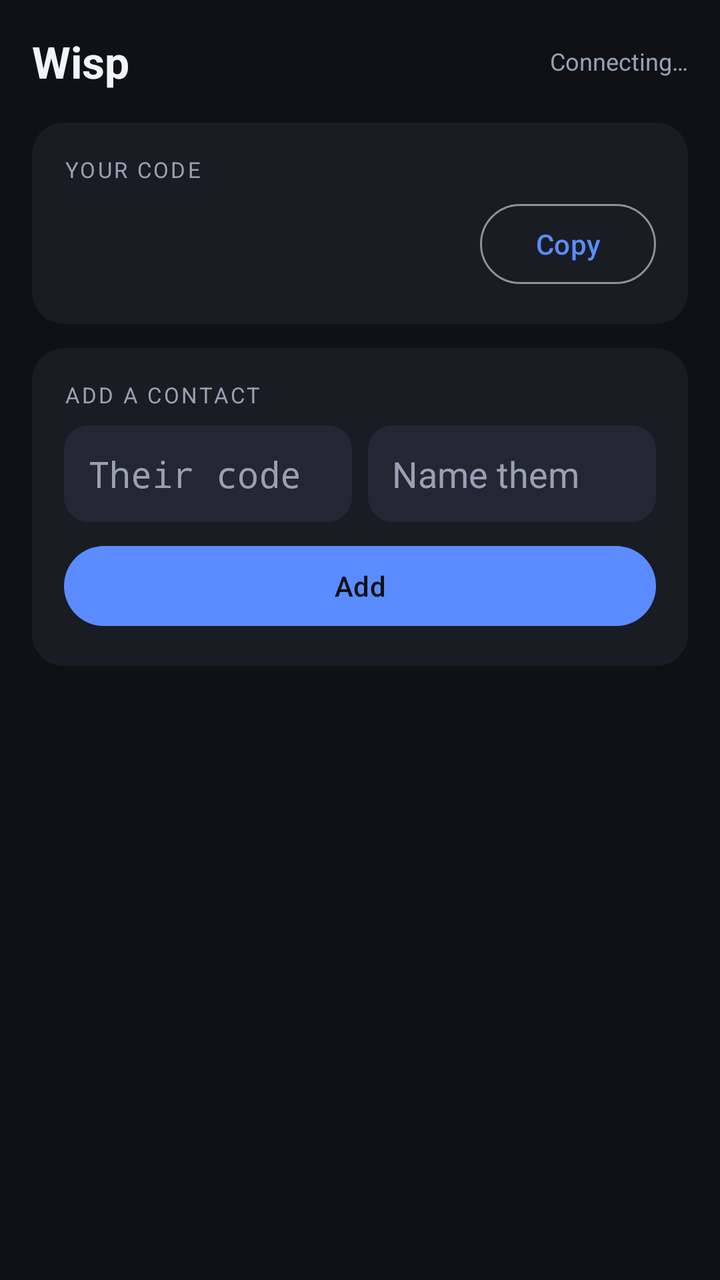
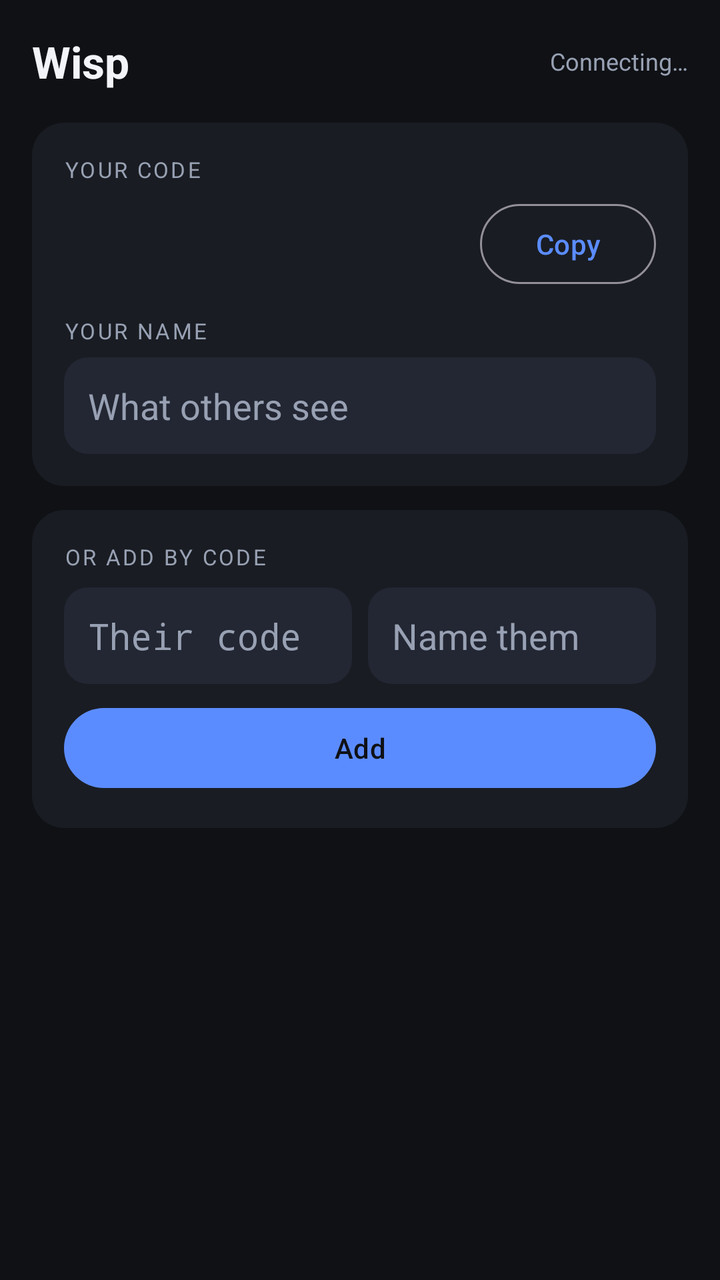

The first picture is an Android layout as it rendered before a commit; the second is the same layout after the commit. The layout source and the unified diff follow.
<!-- AndroidManifest.xml: application theme Theme.Wisp -->
<!-- res/layout/activity_main.xml -->
<?xml version="1.0" encoding="utf-8"?>
<LinearLayout xmlns:android="http://schemas.android.com/apk/res/android"
    android:layout_width="match_parent"
    android:layout_height="match_parent"
    android:orientation="vertical"
    android:background="@color/wisp_bg"
    android:fitsSystemWindows="true"
    android:padding="16dp">

    <LinearLayout
        android:layout_width="match_parent"
        android:layout_height="wrap_content"
        android:orientation="horizontal"
        android:gravity="center_vertical">

        <TextView
            android:layout_width="0dp"
            android:layout_height="wrap_content"
            android:layout_weight="1"
            android:text="@string/app_name"
            android:textColor="@color/wisp_text"
            android:textSize="22sp"
            android:textStyle="bold" />

        <TextView
            android:id="@+id/connectionStatus"
            android:layout_width="wrap_content"
            android:layout_height="wrap_content"
            android:text="@string/status_connecting"
            android:textColor="@color/wisp_text_dim"
            android:textSize="12sp" />
    </LinearLayout>

    <LinearLayout
        android:layout_width="match_parent"
        android:layout_height="wrap_content"
        android:layout_marginTop="16dp"
        android:background="@drawable/bg_card"
        android:orientation="vertical"
        android:padding="16dp">

        <TextView
            android:layout_width="wrap_content"
            android:layout_height="wrap_content"
            android:text="@string/my_code_label"
            android:textAllCaps="true"
            android:textColor="@color/wisp_text_dim"
            android:textSize="11sp"
            android:letterSpacing="0.1" />

        <LinearLayout
            android:layout_width="match_parent"
            android:layout_height="wrap_content"
            android:layout_marginTop="6dp"
            android:gravity="center_vertical"
            android:orientation="horizontal">

            <TextView
                android:id="@+id/myCode"
                android:layout_width="0dp"
                android:layout_height="wrap_content"
                android:layout_weight="1"
                android:fontFamily="monospace"
                android:letterSpacing="0.18"
                android:textColor="@color/wisp_text"
                android:textSize="28sp"
                android:textStyle="bold" />

            <Button
                android:id="@+id/copyCode"
                style="?attr/materialButtonOutlinedStyle"
                android:layout_width="wrap_content"
                android:layout_height="wrap_content"
                android:text="@string/copy" />
        </LinearLayout>
    </LinearLayout>

    <LinearLayout
        android:layout_width="match_parent"
        android:layout_height="wrap_content"
        android:layout_marginTop="12dp"
        android:background="@drawable/bg_card"
        android:orientation="vertical"
        android:padding="16dp">

        <TextView
            android:layout_width="wrap_content"
            android:layout_height="wrap_content"
            android:text="@string/add_contact_label"
            android:textAllCaps="true"
            android:textColor="@color/wisp_text_dim"
            android:textSize="11sp"
            android:letterSpacing="0.1" />

        <LinearLayout
            android:layout_width="match_parent"
            android:layout_height="wrap_content"
            android:layout_marginTop="8dp"
            android:orientation="horizontal"
            android:baselineAligned="false">

            <EditText
                android:id="@+id/addCode"
                android:layout_width="0dp"
                android:layout_height="wrap_content"
                android:layout_weight="1"
                android:background="@drawable/bg_field"
                android:fontFamily="monospace"
                android:hint="@string/add_hint_code"
                android:importantForAutofill="no"
                android:inputType="textCapCharacters|textNoSuggestions"
                android:maxLength="12"
                android:padding="12dp"
                android:textColor="@color/wisp_text"
                android:textColorHint="@color/wisp_text_dim" />

            <EditText
                android:id="@+id/addName"
                android:layout_width="0dp"
                android:layout_height="wrap_content"
                android:layout_marginStart="8dp"
                android:layout_weight="1"
                android:background="@drawable/bg_field"
                android:hint="@string/add_hint_name"
                android:importantForAutofill="no"
                android:inputType="textPersonName|textCapWords"
                android:maxLength="24"
                android:padding="12dp"
                android:textColor="@color/wisp_text"
                android:textColorHint="@color/wisp_text_dim" />
        </LinearLayout>

        <Button
            android:id="@+id/addButton"
            android:layout_width="match_parent"
            android:layout_height="wrap_content"
            android:layout_marginTop="8dp"
            android:text="@string/add" />
    </LinearLayout>

    <FrameLayout
        android:layout_width="match_parent"
        android:layout_height="0dp"
        android:layout_marginTop="12dp"
        android:layout_weight="1">

        <androidx.recyclerview.widget.RecyclerView
            android:id="@+id/contacts"
            android:layout_width="match_parent"
            android:layout_height="match_parent"
            android:clipToPadding="false"
            android:paddingBottom="12dp" />

        <TextView
            android:id="@+id/emptyHint"
            android:layout_width="match_parent"
            android:layout_height="wrap_content"
            android:layout_gravity="center"
            android:gravity="center"
            android:padding="24dp"
            android:text="@string/empty_hint"
            android:textColor="@color/wisp_text_dim"
            android:visibility="gone" />
    </FrameLayout>
</LinearLayout>
<!-- resources referenced by this layout -->
<resources>
  <color name="wisp_bg">#0F1115</color>
  <color name="wisp_text">#F2F4F8</color>
  <color name="wisp_text_dim">#98A1B3</color>
  <!-- drawable bg_card (drawable) -->
  <shape xmlns:android="http://schemas.android.com/apk/res/android" android:shape="rectangle">
      <solid android:color="@color/wisp_surface" />
      <corners android:radius="16dp" />
  </shape>
  <!-- drawable bg_field (drawable) -->
  <shape xmlns:android="http://schemas.android.com/apk/res/android" android:shape="rectangle">
      <solid android:color="@color/wisp_surface_alt" />
      <corners android:radius="12dp" />
  </shape>
  <string name="add">Add</string>
  <string name="add_contact_label">Add a contact</string>
  <string name="add_hint_code">Their code</string>
  <string name="add_hint_name">Name them</string>
  <string name="app_name">Wisp</string>
  <string name="copy">Copy</string>
  <string name="empty_hint">No contacts yet. Ask someone for their code, add it above, and have them add yours.</string>
  <string name="my_code_label">Your code</string>
  <string name="status_connecting">Connecting…</string>
  <style name="Theme.Wisp" parent="Theme.Material3.Dark.NoActionBar">
          <item name="android:statusBarColor">@color/wisp_bg</item>
          <item name="android:navigationBarColor">@color/wisp_bg</item>
          <item name="android:windowBackground">@color/wisp_bg</item>
          <item name="colorPrimary">@color/wisp_accent</item>
          <item name="colorOnPrimary">@color/wisp_bg</item>
          <item name="colorSurface">@color/wisp_surface</item>
          <item name="colorOnSurface">@color/wisp_text</item>
      </style>
  <color name="wisp_surface">#191C22</color>
  <color name="wisp_surface_alt">#232733</color>
  <color name="wisp_accent">#5B8CFF</color>
</resources>

<!-- the commit's change to res/layout/activity_main.xml (unified diff, before → after) -->
@@ -73,6 +73,59 @@
                 android:layout_height="wrap_content"
                 android:text="@string/copy" />
         </LinearLayout>
+
+        <TextView
+            android:layout_width="wrap_content"
+            android:layout_height="wrap_content"
+            android:layout_marginTop="12dp"
+            android:text="@string/my_name_label"
+            android:textAllCaps="true"
+            android:textColor="@color/wisp_text_dim"
+            android:textSize="11sp"
+            android:letterSpacing="0.1" />
+
+        <EditText
+            android:id="@+id/myName"
+            android:layout_width="match_parent"
+            android:layout_height="wrap_content"
+            android:layout_marginTop="6dp"
+            android:background="@drawable/bg_field"
+            android:hint="@string/my_name_hint"
+            android:imeOptions="actionDone"
+            android:importantForAutofill="no"
+            android:inputType="textPersonName|textCapWords"
+            android:maxLength="24"
+            android:maxLines="1"
+            android:padding="12dp"
+            android:textColor="@color/wisp_text"
+            android:textColorHint="@color/wisp_text_dim" />
+    </LinearLayout>
+
+    <LinearLayout
+        android:id="@+id/discoveredCard"
+        android:layout_width="match_parent"
+        android:layout_height="wrap_content"
+        android:layout_marginTop="12dp"
+        android:background="@drawable/bg_card"
+        android:orientation="vertical"
+        android:padding="16dp"
+        android:visibility="gone">
+
+        <TextView
+            android:layout_width="wrap_content"
+            android:layout_height="wrap_content"
+            android:text="@string/online_now"
+            android:textAllCaps="true"
+            android:textColor="@color/wisp_text_dim"
+            android:textSize="11sp"
+            android:letterSpacing="0.1" />
+
+        <androidx.recyclerview.widget.RecyclerView
+            android:id="@+id/discovered"
+            android:layout_width="match_parent"
+            android:layout_height="wrap_content"
+            android:layout_marginTop="8dp"
+            android:nestedScrollingEnabled="false" />
     </LinearLayout>
 
     <LinearLayout
@@ -86,7 +139,7 @@
         <TextView
             android:layout_width="wrap_content"
             android:layout_height="wrap_content"
-            android:text="@string/add_contact_label"
+            android:text="@string/add_by_code_label"
             android:textAllCaps="true"
             android:textColor="@color/wisp_text_dim"
             android:textSize="11sp"
<!-- resource entries referenced after the edit -->
@@ -14,13 +14,16 @@
       <corners android:radius="12dp" />
   </shape>
   <string name="add">Add</string>
-  <string name="add_contact_label">Add a contact</string>
+  <string name="add_by_code_label">Or add by code</string>
   <string name="add_hint_code">Their code</string>
   <string name="add_hint_name">Name them</string>
   <string name="app_name">Wisp</string>
   <string name="copy">Copy</string>
   <string name="empty_hint">No contacts yet. Ask someone for their code, add it above, and have them add yours.</string>
   <string name="my_code_label">Your code</string>
+  <string name="my_name_hint">What others see</string>
+  <string name="my_name_label">Your name</string>
+  <string name="online_now">Online now — tap to add</string>
   <string name="status_connecting">Connecting…</string>
   <style name="Theme.Wisp" parent="Theme.Material3.Dark.NoActionBar">
           <item name="android:statusBarColor">@color/wisp_bg</item>
